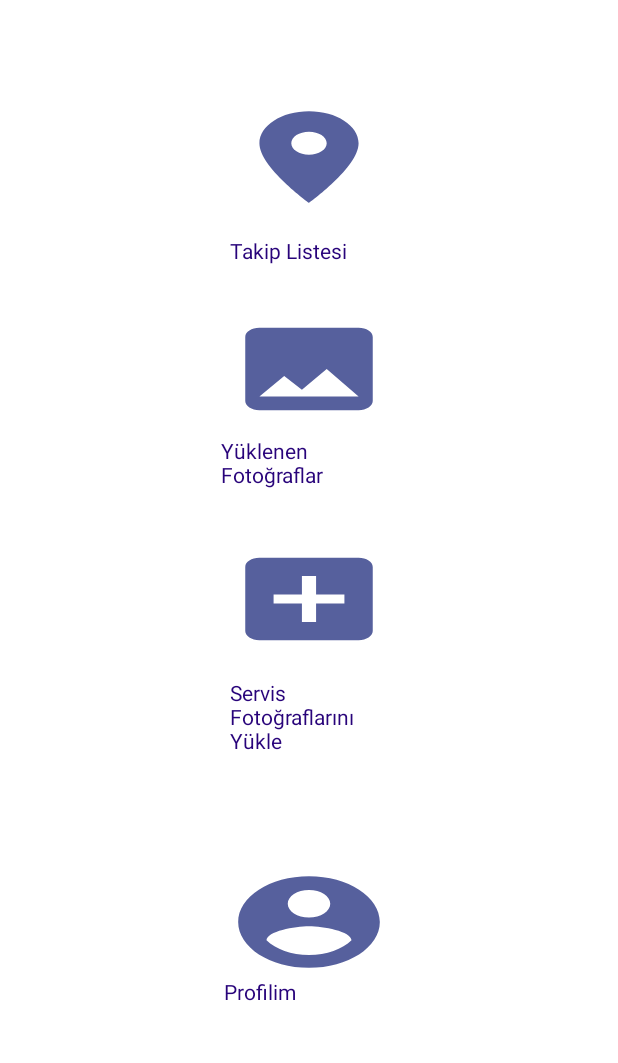
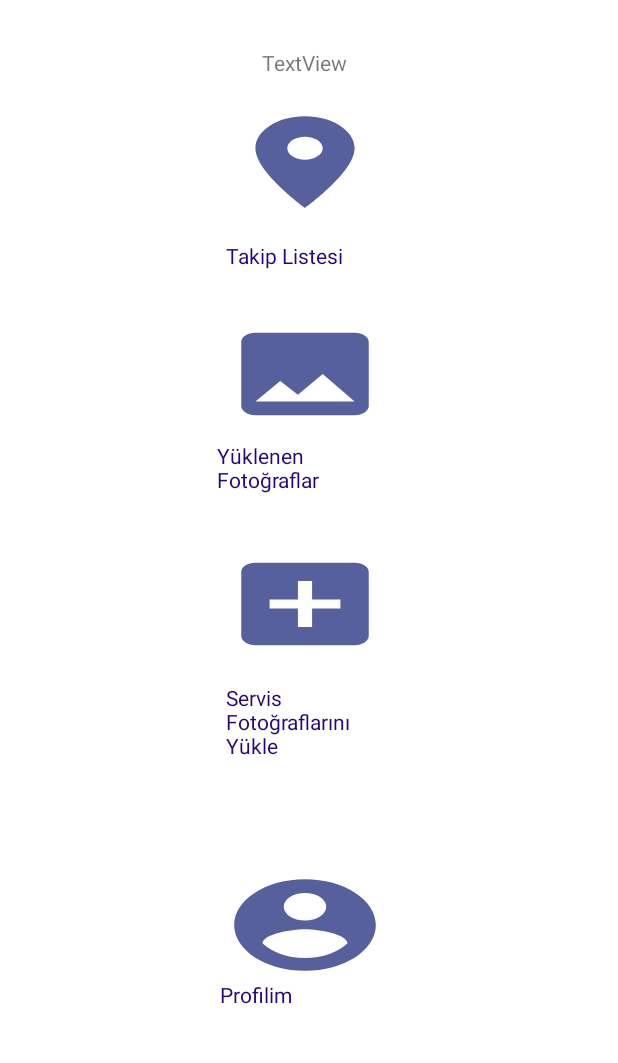
Before and after one commit to nisaelek/servisimNeredeNew, an Android app: the screen it shows after launch once a user with an empty profile is signed in (AnaActivity), on a phone screen of 412 x 824 dp, the part 99-1162 px from its top. Run offline under Robolectric (Android 15) with nearby library versions, the phone set to English and light mode, and no system bars; our stand-ins replace Firebase (no records; nobody signed in at launch, a user with empty details on screens opened directly), Picasso.

Commit message:
Merge branch 'master' of C:\Users\Nisa\AndroidStudioProjects\servisimNerede with conflicts.

```diff
--- a/app/src/main/java/com/nisaelek/servisimnerede/KonumServisi.java
+++ b/app/src/main/java/com/nisaelek/servisimnerede/KonumServisi.java
@@ -25,6 +25,7 @@ import androidx.core.content.ContextCompat;
 import com.google.android.gms.tasks.OnFailureListener;
 import com.google.android.gms.tasks.OnSuccessListener;
 import com.google.firebase.auth.FirebaseAuth;
+import com.google.firebase.auth.FirebaseUser;
 import com.google.firebase.database.DatabaseReference;
 import com.google.firebase.database.FirebaseDatabase;
 
@@ -50,7 +51,8 @@ public class KonumServisi extends Service {
     public void onCreate() {
         super.onCreate();
         mAuth=FirebaseAuth.getInstance();
-        konumDatabase= FirebaseDatabase.getInstance().getReference().child(mAuth.getCurrentUser().getUid()).child("Konumlar");
+        FirebaseUser user = mAuth.getCurrentUser();
+        konumDatabase= FirebaseDatabase.getInstance().getReference("Konumlar");
         locationManager = (LocationManager) this.getSystemService(Context.LOCATION_SERVICE);
         locationListener = new LocationListener() {
             @Override
--- a/app/src/main/java/com/nisaelek/servisimnerede/MapsActivity.java
+++ b/app/src/main/java/com/nisaelek/servisimnerede/MapsActivity.java
@@ -71,7 +71,7 @@ public class MapsActivity extends FragmentActivity implements OnMapReadyCallback
         mMap.animateCamera(CameraUpdateFactory.newLatLngZoom(takipEdilen, 10));
 
         mMap.setMapType(GoogleMap.MAP_TYPE_NORMAL);
-        //afra sana cok teşekk
+
 
         mMap.setMyLocationEnabled(true);
 
--- a/app/src/main/java/com/nisaelek/servisimnerede/ProfileActivity.java
+++ b/app/src/main/java/com/nisaelek/servisimnerede/ProfileActivity.java
@@ -249,9 +249,9 @@ public class ProfileActivity extends AppCompatActivity {
                         .show();
             }
 
-            if (TextUtils.isEmpty(kullaniciadi.getText())) {
-                tilKullaniciAdi.setError("Lütfen kullanıcı adınızı giriniz.");
-            }
+         //   if (TextUtils.isEmpty(kullaniciadi.getText())) {
+              //  tilKullaniciAdi.setError("Lütfen kullanıcı adınızı giriniz.");
+          //  }
 
             return;
         }
--- a/app/src/main/java/com/nisaelek/servisimnerede/TakipListesiActivity.java
+++ b/app/src/main/java/com/nisaelek/servisimnerede/TakipListesiActivity.java
@@ -125,12 +125,13 @@ public class TakipListesiActivity extends AppCompatActivity{
 
         userDatabase = FirebaseDatabase.getInstance().getReference().child("kullanıcı1");
         takipDatabase = FirebaseDatabase.getInstance().getReference().child("Takiplesenler");
-        konumlarDatabase = FirebaseDatabase.getInstance().getReference("Konumlar") .child(user.getUid());
+        konumlarDatabase = FirebaseDatabase.getInstance().getReference("Konumlar").child(user.getUid());
 
         /*ref.child("id").child("Konumlar").addListenerForSingleValueEvent(new ValueEventListener() {
             @Override
             public void onDataChange(DataSnapshot snapshot) {
-                // data available in snapshot.value()
+               ref.child("id").child("Konumlar").addListenerForSingleValueEvent(new ValueEventListener()
+
             }
             @Override
             public void onCancelled(FirebaseError firebaseError) {
--- a/app/src/main/res/layout/activity_ana.xml
+++ b/app/src/main/res/layout/activity_ana.xml
@@ -19,6 +19,19 @@
         app:layout_constraintHorizontal_bias="0.0"
         app:layout_constraintStart_toStartOf="parent"
         app:layout_constraintTop_toTopOf="parent" />
+
+    <TextView
+        android:id="@+id/txtKullanici"
+        android:layout_width="wrap_content"
+        android:layout_height="wrap_content"
+        android:layout_marginStart="32dp"
+        android:layout_marginTop="32dp"
+        android:layout_marginEnd="32dp"
+        android:text="TextView"
+        app:layout_constraintEnd_toEndOf="parent"
+        app:layout_constraintHorizontal_bias="0.49"
+        app:layout_constraintStart_toStartOf="parent"
+        app:layout_constraintTop_toBottomOf="@+id/toolbar3" />
 
     <TextView
         android:id="@+id/textView0"
@@ -50,13 +63,13 @@
         android:id="@+id/takiplbtn"
         android:layout_width="113dp"
         android:layout_height="73dp"
-        android:layout_marginTop="68dp"
+        android:layout_marginTop="20dp"
         android:background="@drawable/ic_location"
         android:onClick="takiplgit"
         android:shadowColor="@color/green"
-        app:layout_constraintEnd_toEndOf="parent"
-        app:layout_constraintStart_toStartOf="parent"
-        app:layout_constraintTop_toBottomOf="@+id/toolbar3" />
+        app:layout_constraintEnd_toEndOf="@+id/txtKullanici"
+        app:layout_constraintStart_toStartOf="@+id/txtKullanici"
+        app:layout_constraintTop_toBottomOf="@+id/txtKullanici" />
 
     <TextView
         android:id="@+id/textView5"
```
Also changed, not shown: app/src/main/java/com/nisaelek/servisimnerede/KayitActivity.java (+4 -5 lines).
